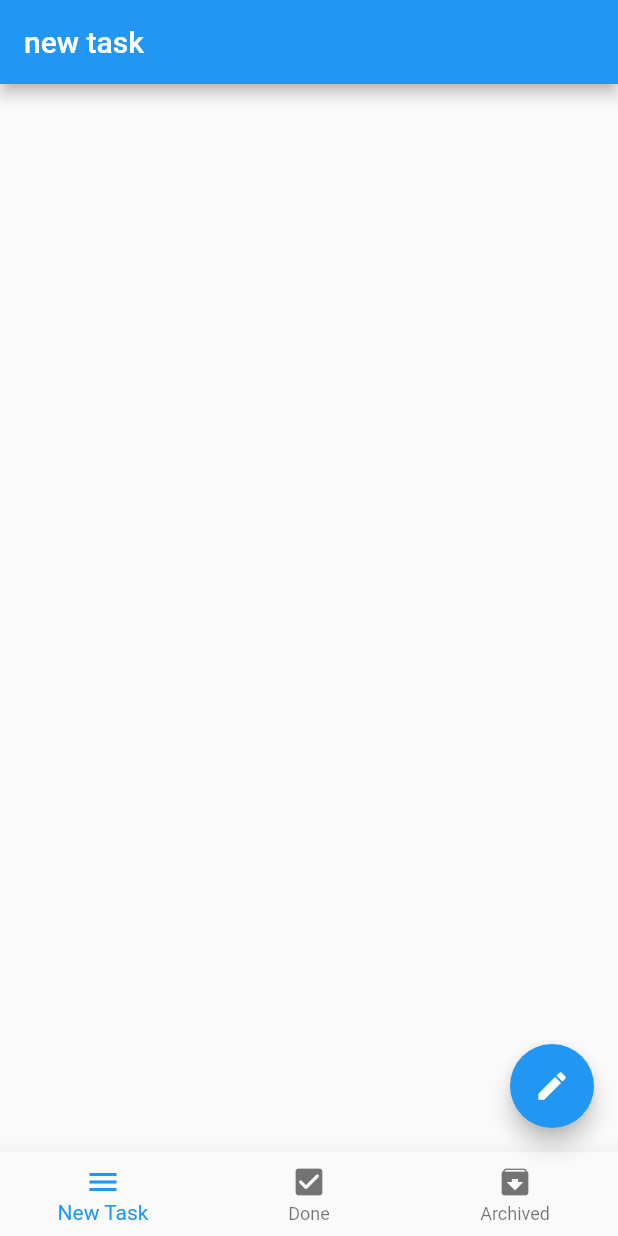
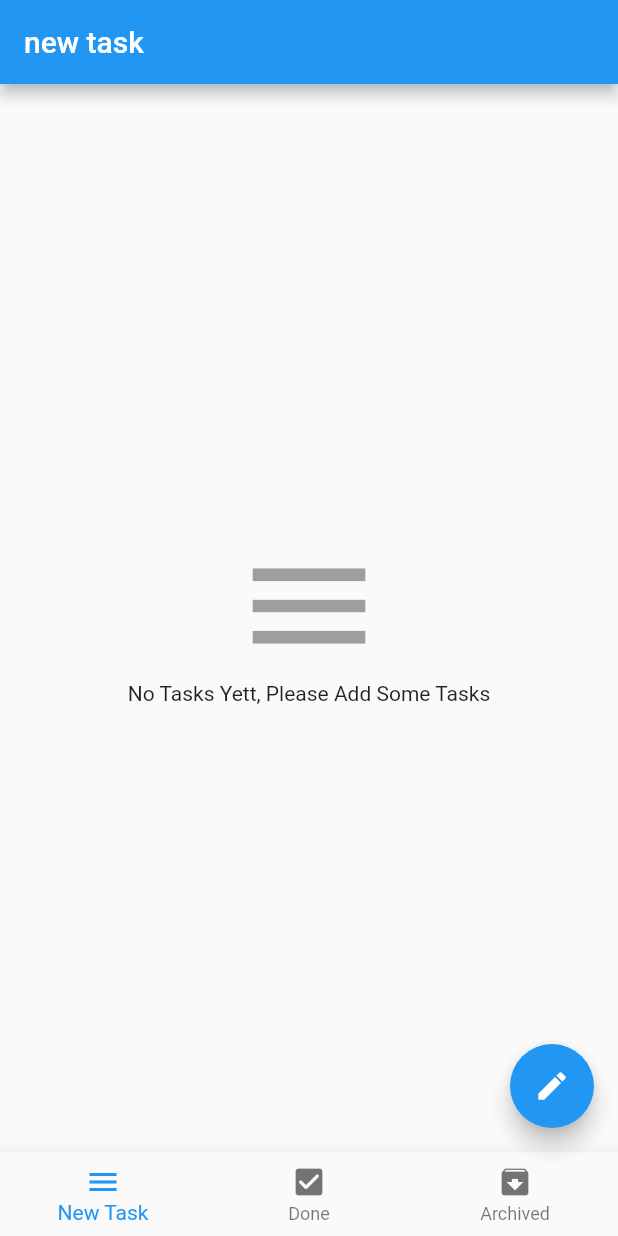
Before and after one commit to hesham060/todo_App1, a Flutter app: the screen it shows after launch, on a phone screen of 412 x 824 dp. Run offline on Flutter 3.47's test engine with Material 2 defaults, Android fonts, the phone set to English and light mode, and no system bars; our stand-ins replace bloc, conditional_builder_null_safety, flutter_bloc, sqflite; accounts and stored records are empty.

Commit message:
Last Edition

```diff
--- a/todoapp/lib/models/archive_tasks.dart
+++ b/todoapp/lib/models/archive_tasks.dart
@@ -14,12 +14,7 @@ class ArchiveTasks extends StatelessWidget {
       listener: (context, state) {},
       builder: (context, state) {
       var tasks = AppCubit.get(context).archivedTasks;
-        return ListView.separated(
-            itemBuilder: (context, index) => buildTaskItem(tasks[index],context),
-            separatorBuilder: ((context, index) => Container(
-                  height: 15,
-                )),
-            itemCount: tasks.length);
+        return tasksBuilder(tasks: tasks);
       },
     );
 
--- a/todoapp/lib/models/new_tasks.dart
+++ b/todoapp/lib/models/new_tasks.dart
@@ -15,12 +15,7 @@ class NewTasks extends StatelessWidget {
       listener: (context, state) {},
       builder: (context, state) {
         var tasks = AppCubit.get(context).newTasks;
-        return ListView.separated(
-            itemBuilder: (context, index) => buildTaskItem(tasks[index],context),
-            separatorBuilder: ((context, index) => Container(
-                  height: 15,
-                )),
-            itemCount: tasks.length);
+        return tasksBuilder(tasks: tasks);
       },
     );
   }
--- a/todoapp/lib/shared/components/component.dart
+++ b/todoapp/lib/shared/components/component.dart
@@ -1,3 +1,4 @@
+import 'package:conditional_builder_null_safety/conditional_builder_null_safety.dart';
 import 'package:flutter/material.dart';
 import 'package:todoapp/shared/cubit/cubit.dart';
 
@@ -35,7 +36,12 @@ Widget defaultTextFormField(
         enabled: isClicable,
       ),
     );
-Widget buildTaskItem(Map model, context) => Padding(
+Widget buildTaskItem(Map model, context) => Dismissible(
+      onDismissed: (direction) => AppCubit.get(context).deleteData(
+        id: model['id'],
+      ),
+      key: Key(model['id'].toString()),
+      child: Padding(
         padding: const EdgeInsets.all(8.0),
         child: Column(
           children: [
@@ -79,8 +85,8 @@ Widget buildTaskItem(Map model, context) => Padding(
                     )),
                 IconButton(
                     onPressed: () {
-
-                    AppCubit.get(context).updateData(status: 'archive', id: model['id']) ;
+                      AppCubit.get(context)
+                          .updateData(status: 'archive', id: model['id']);
                     },
                     icon: Icon(
                       Icons.archive,
@@ -90,4 +96,27 @@ Widget buildTaskItem(Map model, context) => Padding(
             ),
           ],
         ),
+      ),
     );
+Widget tasksBuilder({@required List<Map>? tasks}) => ConditionalBuilder(
+      condition: tasks!.isNotEmpty,
+      builder: (context) => ListView.separated(
+          itemBuilder: (context, index) => buildTaskItem(tasks[index], context),
+          separatorBuilder: ((context, index) => Container(
+                height: 15,
+              )),
+          itemCount: tasks.length),
+      fallback: (context) => Center(
+        child: Column(
+          mainAxisAlignment: MainAxisAlignment.center,
+          children: [
+
+          Icon(
+            Icons.menu,
+            size: 100,
+            color: Colors.grey,
+          ),
+          Text('No Tasks Yett, Please Add Some Tasks')
+        ]),
+      ),
+    );
--- a/todoapp/lib/shared/cubit/cubit.dart
+++ b/todoapp/lib/shared/cubit/cubit.dart
@@ -112,8 +112,15 @@ class AppCubit extends Cubit<AppStates> {
   void updateData({@required String? status, @required int? id}) {
     database?.rawUpdate('UPDATE tasks SET status = ? WHERE id = ?',
         ['$status', id]).then((value) {
-          getDataFromDatabase(database);
+      getDataFromDatabase(database);
       emit(AppUpdateDataFromDatabaseState());
     });
   }
+
+  void deleteData({@required int? id}) {
+    database?.rawDelete('DELETE FROM tasks WHERE id = ?',[id]).then((value) {
+      getDataFromDatabase(database);
+      emit(AppDeleteDataFromDatabaseState());
+    });
+  }
 }
--- a/todoapp/lib/shared/cubit/states.dart
+++ b/todoapp/lib/shared/cubit/states.dart
@@ -15,3 +15,4 @@ class AppGetDataFromDatabaseState extends AppStates {}
 class AppUpdateDataFromDatabaseState extends AppStates {}
 
 class AppChangeBottomSheetState extends AppStates {}
+class AppDeleteDataFromDatabaseState extends AppStates {}
```
Also changed, not shown: todoapp/lib/models/done_tasks.dart (+1 -6 lines). Lines whose indentation alone changed are shown as unchanged.
